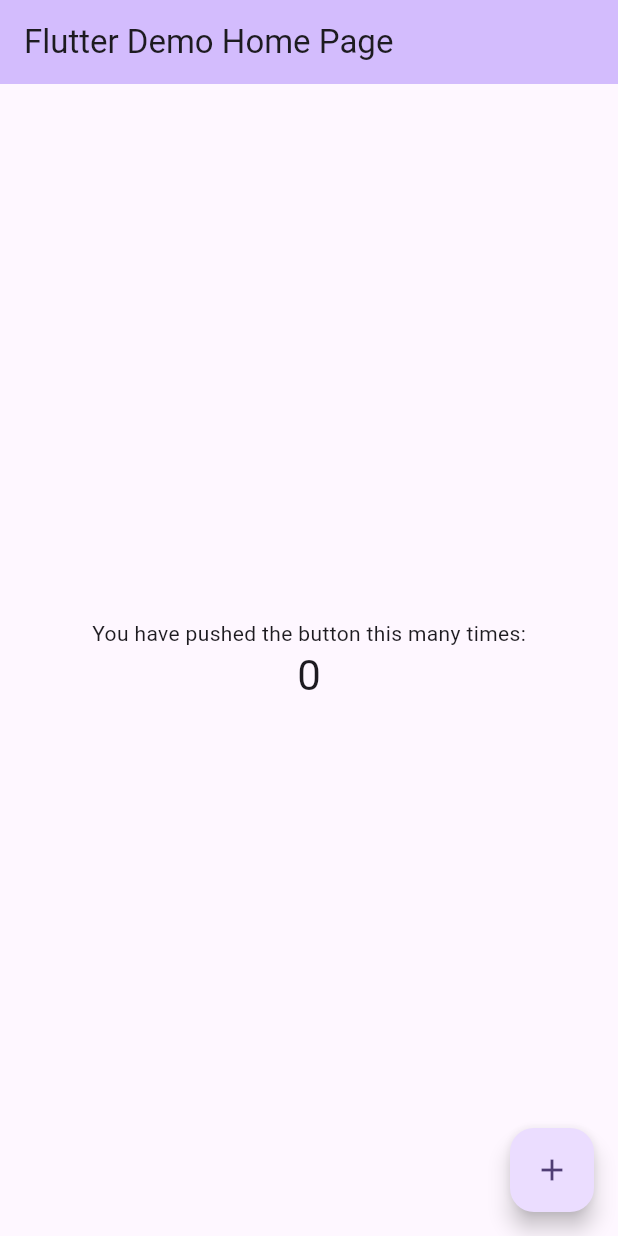
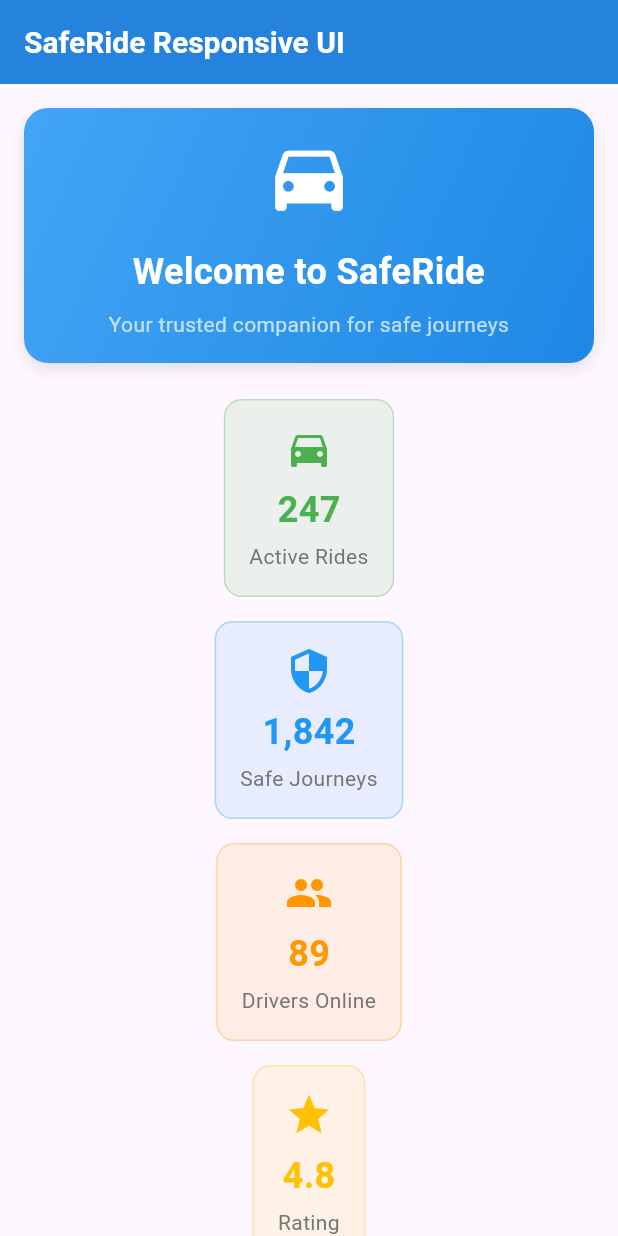
Before and after one commit to kalviumcommunity/S85-0226-TLE-FlutterFirebase-SafeRide, a Flutter app: the screen it shows after launch, on a phone screen of 412 x 824 dp. Run offline on Flutter 3.47's test engine with Material 3 defaults, Android fonts, the phone set to English and light mode, and no system bars.

Commit message:
feat: implemented responsive Flutter UI layout with adaptive design

```diff
--- a/frontend/lib/main.dart
+++ b/frontend/lib/main.dart
@@ -1,4 +1,5 @@
 import 'package:flutter/material.dart';
+import 'screens/responsive_home.dart';
 
 void main() {
   runApp(const MyApp());
@@ -30,7 +31,7 @@
         // tested with just a hot reload.
         colorScheme: .fromSeed(seedColor: Colors.deepPurple),
       ),
-      home: const MyHomePage(title: 'Flutter Demo Home Page'),
+      home: const ResponsiveHome(),
     );
   }
 }
--- /dev/null
+++ b/frontend/lib/screens/responsive_home.dart
@@ -0,0 +1,402 @@
+import 'package:flutter/material.dart';
+
+class ResponsiveHome extends StatelessWidget {
+  const ResponsiveHome({super.key});
+
+  @override
+  Widget build(BuildContext context) {
+    // Get screen dimensions using MediaQuery
+    final screenWidth = MediaQuery.of(context).size.width;
+    final screenHeight = MediaQuery.of(context).size.height;
+    final orientation = MediaQuery.of(context).orientation;
+
+    // Determine device type and layout strategy
+    final bool isTablet = screenWidth > 600;
+    final bool isLandscape = orientation == Orientation.landscape;
+
+    return Scaffold(
+      appBar: AppBar(
+        title: Text(
+          'SafeRide Responsive UI',
+          style: TextStyle(
+            fontSize: isTablet ? 24 : 20,
+            fontWeight: FontWeight.bold,
+          ),
+        ),
+        backgroundColor: Colors.blue[600],
+        foregroundColor: Colors.white,
+        elevation: 4,
+      ),
+      body: LayoutBuilder(
+        builder: (context, constraints) {
+          return SingleChildScrollView(
+            padding: EdgeInsets.all(isTablet ? 24.0 : 16.0),
+            child: Column(
+              crossAxisAlignment: CrossAxisAlignment.stretch,
+              children: [
+                // Header Section
+                _buildHeaderSection(context, isTablet, isLandscape),
+                const SizedBox(height: 24),
+
+                // Main Content Area
+                _buildMainContent(context, isTablet, isLandscape, constraints),
+                const SizedBox(height: 24),
+
+                // Feature Cards Section
+                _buildFeatureCards(context, isTablet, isLandscape),
+                const SizedBox(height: 24),
+
+                // Footer Section
+                _buildFooterSection(context, isTablet),
+              ],
+            ),
+          );
+        },
+      ),
+    );
+  }
+
+  // Header Section with responsive design
+  Widget _buildHeaderSection(BuildContext context, bool isTablet, bool isLandscape) {
+    return Container(
+      padding: EdgeInsets.all(isTablet ? 24.0 : 16.0),
+      decoration: BoxDecoration(
+        gradient: LinearGradient(
+          colors: [Colors.blue[400]!, Colors.blue[600]!],
+          begin: Alignment.topLeft,
+          end: Alignment.bottomRight,
+        ),
+        borderRadius: BorderRadius.circular(16),
+        boxShadow: [
+          BoxShadow(
+            color: Colors.black.withOpacity(0.1),
+            blurRadius: 8,
+            offset: const Offset(0, 4),
+          ),
+        ],
+      ),
+      child: Column(
+        children: [
+          Icon(
+            Icons.directions_car,
+            size: isTablet ? 80 : 60,
+            color: Colors.white,
+          ),
+          const SizedBox(height: 16),
+          Text(
+            'Welcome to SafeRide',
+            style: TextStyle(
+              fontSize: isTablet ? 32 : 24,
+              fontWeight: FontWeight.bold,
+              color: Colors.white,
+            ),
+            textAlign: TextAlign.center,
+          ),
+          const SizedBox(height: 8),
+          Text(
+            'Your trusted companion for safe journeys',
+            style: TextStyle(
+              fontSize: isTablet ? 18 : 14,
+              color: Colors.white70,
+            ),
+            textAlign: TextAlign.center,
+          ),
+        ],
+      ),
+    );
+  }
+
+  // Main Content Area with responsive layout
+  Widget _buildMainContent(BuildContext context, bool isTablet, bool isLandscape, BoxConstraints constraints) {
+    if (isLandscape && !isTablet) {
+      // Landscape phone: Use Row layout
+      return Row(
+        children: [
+          Expanded(child: _buildStatsCard('Active Rides', '247', Icons.directions_car, Colors.green, isTablet)),
+          const SizedBox(width: 16),
+          Expanded(child: _buildStatsCard('Safe Journeys', '1,842', Icons.security, Colors.blue, isTablet)),
+        ],
+      );
+    } else if (isTablet) {
+      // Tablet: Use GridView
+      return GridView.count(
+        shrinkWrap: true,
+        physics: const NeverScrollableScrollPhysics(),
+        crossAxisCount: isLandscape ? 4 : 2,
+        childAspectRatio: 1.5,
+        mainAxisSpacing: 16,
+        crossAxisSpacing: 16,
+        children: [
+          _buildStatsCard('Active Rides', '247', Icons.directions_car, Colors.green, isTablet),
+          _buildStatsCard('Safe Journeys', '1,842', Icons.security, Colors.blue, isTablet),
+          _buildStatsCard('Drivers Online', '89', Icons.people, Colors.orange, isTablet),
+          _buildStatsCard('Rating', '4.8', Icons.star, Colors.amber, isTablet),
+        ],
+      );
+    } else {
+      // Portrait phone: Use Column
+      return Column(
+        children: [
+          _buildStatsCard('Active Rides', '247', Icons.directions_car, Colors.green, isTablet),
+          const SizedBox(height: 16),
+          _buildStatsCard('Safe Journeys', '1,842', Icons.security, Colors.blue, isTablet),
+          const SizedBox(height: 16),
+          _buildStatsCard('Drivers Online', '89', Icons.people, Colors.orange, isTablet),
+          const SizedBox(height: 16),
+          _buildStatsCard('Rating', '4.8', Icons.star, Colors.amber, isTablet),
+        ],
+      );
+    }
+  }
+
+  // Individual Stats Card with responsive sizing
+  Widget _buildStatsCard(String title, String value, IconData icon, Color color, bool isTablet) {
+    return Container(
+      padding: EdgeInsets.all(isTablet ? 20.0 : 16.0),
+      decoration: BoxDecoration(
+        color: color.withOpacity(0.1),
+        borderRadius: BorderRadius.circular(12),
+        border: Border.all(color: color.withOpacity(0.3)),
+      ),
+      child: Column(
+        mainAxisAlignment: MainAxisAlignment.center,
+        children: [
+          Icon(
+            icon,
+            size: isTablet ? 40 : 32,
+            color: color,
+          ),
+          const SizedBox(height: 8),
+          Text(
+            value,
+            style: TextStyle(
+              fontSize: isTablet ? 28 : 24,
+              fontWeight: FontWeight.bold,
+              color: color,
+            ),
+          ),
+          const SizedBox(height: 4),
+          Text(
+            title,
+            style: TextStyle(
+              fontSize: isTablet ? 16 : 14,
+              color: Colors.grey[600],
+            ),
+            textAlign: TextAlign.center,
+          ),
+        ],
+      ),
+    );
+  }
+
+  // Feature Cards Section with responsive grid
+  Widget _buildFeatureCards(BuildContext context, bool isTablet, bool isLandscape) {
+    final features = [
+      {'title': 'Real-time Tracking', 'icon': Icons.gps_fixed, 'color': Colors.purple},
+      {'title': 'Emergency SOS', 'icon': Icons.emergency, 'color': Colors.red},
+      {'title': 'Driver Verification', 'icon': Icons.verified_user, 'color': Colors.teal},
+      {'title': 'Share Trip', 'icon': Icons.share, 'color': Colors.indigo},
+    ];
+
+    if (isTablet) {
+      return GridView.builder(
+        shrinkWrap: true,
+        physics: const NeverScrollableScrollPhysics(),
+        gridDelegate: SliverGridDelegateWithFixedCrossAxisCount(
+          crossAxisCount: isLandscape ? 4 : 2,
+          childAspectRatio: 1.2,
+          crossAxisSpacing: 16,
+          mainAxisSpacing: 16,
+        ),
+        itemCount: features.length,
+        itemBuilder: (context, index) {
+          final feature = features[index];
+          return _buildFeatureCard(
+            feature['title'] as String,
+            feature['icon'] as IconData,
+            feature['color'] as Color,
+            isTablet,
+          );
+        },
+      );
+    } else {
+      return Wrap(
+        spacing: 16,
+        runSpacing: 16,
+        children: features.map((feature) {
+          return Flexible(
+            child: SizedBox(
+              width: MediaQuery.of(context).size.width / 2 - 24,
+              child: _buildFeatureCard(
+                feature['title'] as String,
+                feature['icon'] as IconData,
+                feature['color'] as Color,
+                isTablet,
+              ),
+            ),
+          );
+        }).toList(),
+      );
+    }
+  }
+
+  // Individual Feature Card
+  Widget _buildFeatureCard(String title, IconData icon, Color color, bool isTablet) {
+    return Container(
+      padding: EdgeInsets.all(isTablet ? 20.0 : 16.0),
+      decoration: BoxDecoration(
+        color: Colors.white,
+        borderRadius: BorderRadius.circular(12),
+        boxShadow: [
+          BoxShadow(
+            color: Colors.black.withOpacity(0.08),
+            blurRadius: 8,
+            offset: const Offset(0, 2),
+          ),
+        ],
+        border: Border.all(color: Colors.grey.withOpacity(0.2)),
+      ),
+      child: Column(
+        mainAxisAlignment: MainAxisAlignment.center,
+        children: [
+          Container(
+            padding: EdgeInsets.all(isTablet ? 16.0 : 12.0),
+            decoration: BoxDecoration(
+              color: color.withOpacity(0.1),
+              borderRadius: BorderRadius.circular(isTablet ? 16 : 12),
+            ),
+            child: Icon(
+              icon,
+              size: isTablet ? 32 : 24,
+              color: color,
+            ),
+          ),
+          const SizedBox(height: 12),
+          Text(
+            title,
+            style: TextStyle(
+              fontSize: isTablet ? 16 : 14,
+              fontWeight: FontWeight.w600,
+              color: Colors.grey[800],
+            ),
+            textAlign: TextAlign.center,
+            maxLines: 2,
+            overflow: TextOverflow.ellipsis,
+          ),
+        ],
+      ),
+    );
+  }
+
+  // Footer Section with responsive buttons
+  Widget _buildFooterSection(BuildContext context, bool isTablet) {
+    return Container(
+      padding: EdgeInsets.all(isTablet ? 24.0 : 16.0),
+      decoration: BoxDecoration(
+        color: Colors.grey[50],
+        borderRadius: BorderRadius.circular(12),
+        border: Border.all(color: Colors.grey.withOpacity(0.2)),
+      ),
+      child: Column(
+        children: [
+          Text(
+            'Ready to start your safe journey?',
+            style: TextStyle(
+              fontSize: isTablet ? 20 : 18,
+              fontWeight: FontWeight.w600,
+              color: Colors.grey[800],
+            ),
+            textAlign: TextAlign.center,
+          ),
+          const SizedBox(height: 16),
+          if (isTablet)
+            Row(
+              children: [
+                Expanded(
+                  child: ElevatedButton(
+                    onPressed: () {},
+                    style: ElevatedButton.styleFrom(
+                      backgroundColor: Colors.blue[600],
+                      foregroundColor: Colors.white,
+                      padding: const EdgeInsets.symmetric(vertical: 16),
+                      shape: RoundedRectangleBorder(
+                        borderRadius: BorderRadius.circular(8),
+                      ),
+                    ),
+                    child: Text(
+                      'Book a Ride',
+                      style: TextStyle(fontSize: isTablet ? 18 : 16),
+                    ),
+                  ),
+                ),
+                const SizedBox(width: 16),
+                Expanded(
+                  child: OutlinedButton(
+                    onPressed: () {},
+                    style: OutlinedButton.styleFrom(
+                      padding: const EdgeInsets.symmetric(vertical: 16),
+                      shape: RoundedRectangleBorder(
+                        borderRadius: BorderRadius.circular(8),
+                      ),
+                      side: BorderSide(color: Colors.blue[600]!),
+                    ),
+                    child: Text(
+                      'Become a Driver',
+                      style: TextStyle(
+                        fontSize: isTablet ? 18 : 16,
+                        color: Colors.blue[600],
+                      ),
+                    ),
+                  ),
+                ),
+              ],
+            )
+          else
+            Column(
+              children: [
+                SizedBox(
+                  width: double.infinity,
+                  child: ElevatedButton(
+                    onPressed: () {},
+                    style: ElevatedButton.styleFrom(
+                      backgroundColor: Colors.blue[600],
+                      foregroundColor: Colors.white,
+                      padding: const EdgeInsets.symmetric(vertical: 16),
+                      shape: RoundedRectangleBorder(
+                        borderRadius: BorderRadius.circular(8),
+                      ),
+                    ),
+                    child: const Text(
+                      'Book a Ride',
+                      style: TextStyle(fontSize: 16),
+                    ),
+                  ),
+                ),
+                const SizedBox(height: 12),
+                SizedBox(
+                  width: double.infinity,
+                  child: OutlinedButton(
+                    onPressed: () {},
+                    style: OutlinedButton.styleFrom(
+                      padding: const EdgeInsets.symmetric(vertical: 16),
+                      shape: RoundedRectangleBorder(
+                        borderRadius: BorderRadius.circular(8),
+                      ),
+                      side: BorderSide(color: Colors.blue[600]!),
+                    ),
+                    child: Text(
+                      'Become a Driver',
+                      style: TextStyle(
+                        fontSize: 16,
+                        color: Colors.blue[600],
+                      ),
+                    ),
+                  ),
+                ),
+              ],
+            ),
+        ],
+      ),
+    );
+  }
+}
--- /dev/null
+++ b/frontend/lib/screens/responsive_test.dart
@@ -0,0 +1,23 @@
+import 'package:flutter/material.dart';
+import 'responsive_home.dart';
+
+void main() {
+  runApp(const ResponsiveTestApp());
+}
+
+class ResponsiveTestApp extends StatelessWidget {
+  const ResponsiveTestApp({super.key});
+
+  @override
+  Widget build(BuildContext context) {
+    return MaterialApp(
+      title: 'SafeRide Responsive Test',
+      theme: ThemeData(
+        colorScheme: ColorScheme.fromSeed(seedColor: Colors.blue),
+        useMaterial3: true,
+      ),
+      home: const ResponsiveHome(),
+      debugShowCheckedModeBanner: false,
+    );
+  }
+}
```
Also changed, not shown: 2 other files.
